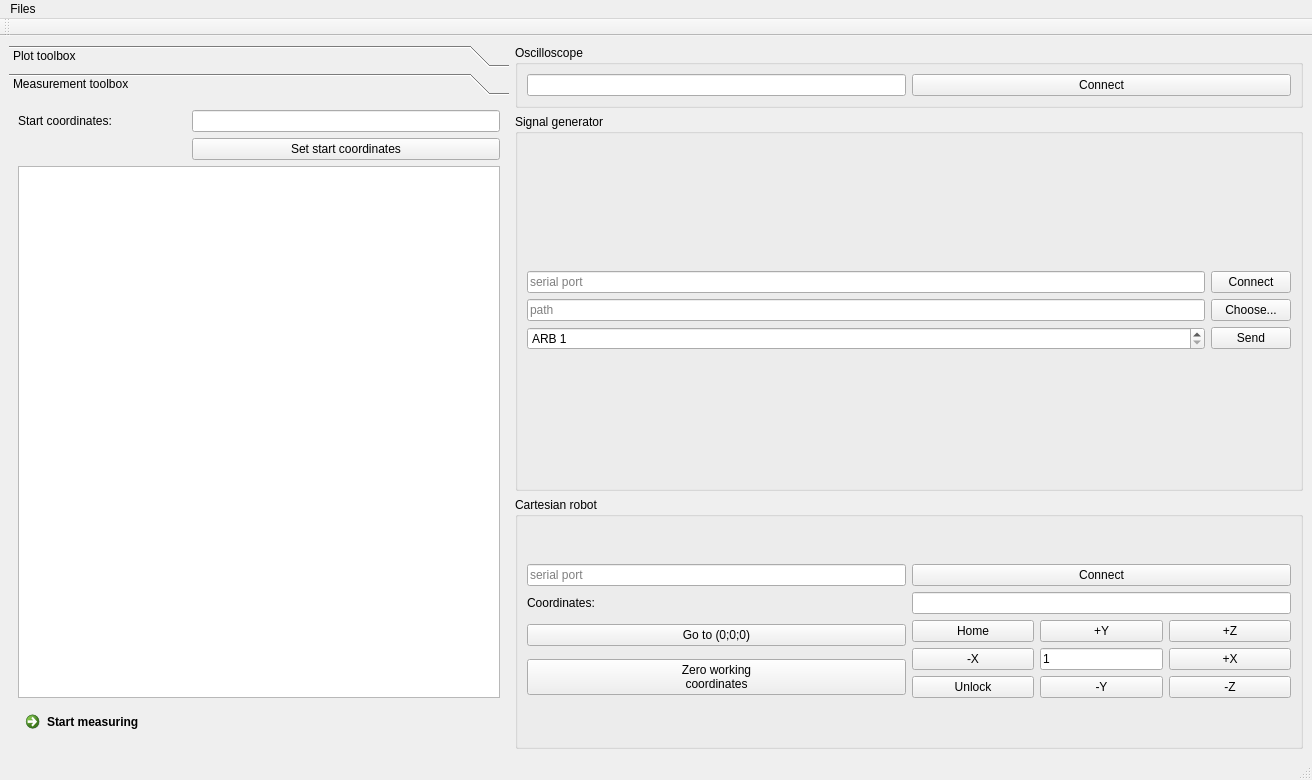
This is surfaceS/ui/mainwindow.ui in chernandezLAI/surfaceS as Qt 5 draws it before an edit. The edited form follows.
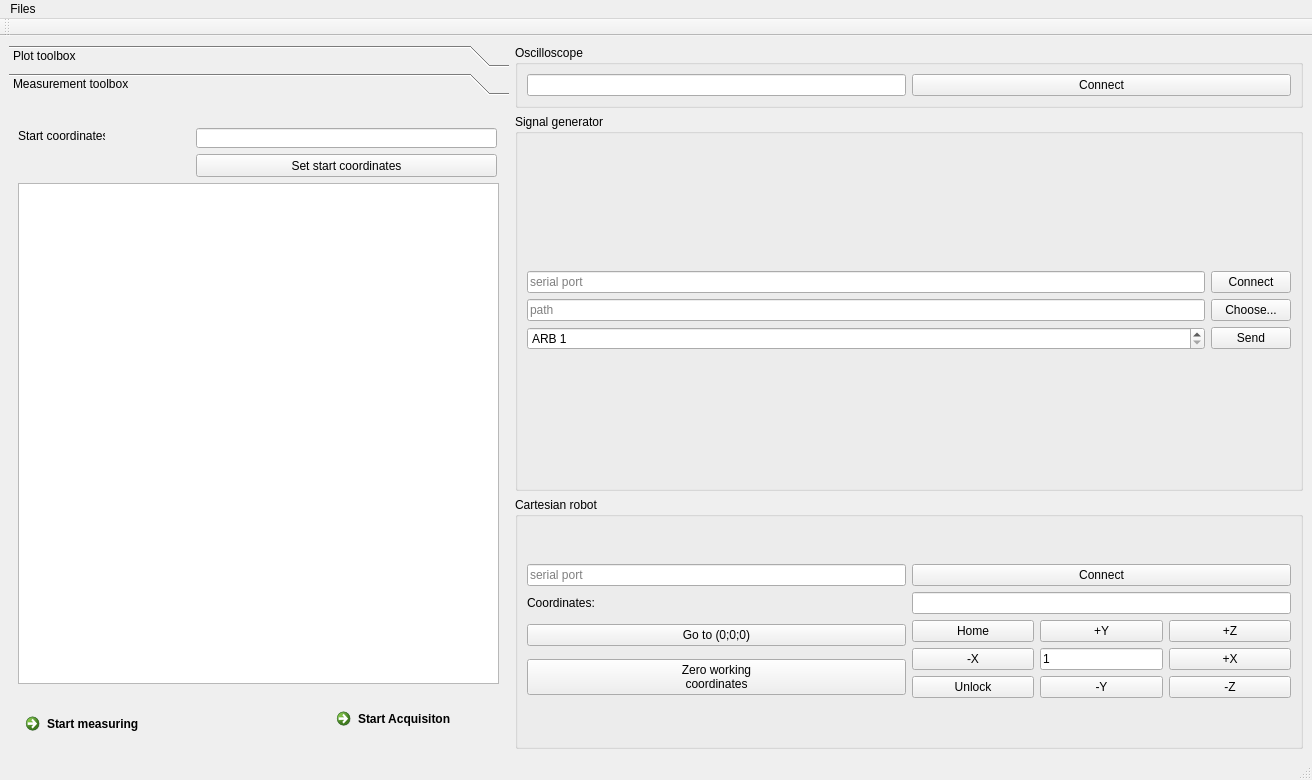
This is the edited form. The open tabs and pages were chosen to show the change.

Commit message: Added button to acquire impacts and modified GUI code

```diff
--- a/surfaceS/ui/mainwindow.ui
+++ b/surfaceS/ui/mainwindow.ui
@@ -193,16 +193,28 @@
        <attribute name="label">
         <string>Measurement toolbox</string>
        </attribute>
-       <layout class="QFormLayout" name="formLayout_3">
-        <item row="3" column="0">
          <widget class="QLabel" name="label_5">
+        <property name="geometry">
+         <rect>
+          <x>9</x>
+          <y>27</y>
+          <width>87</width>
+          <height>16</height>
+         </rect>
+        </property>
           <property name="text">
            <string>Start coordinates:</string>
           </property>
          </widget>
-        </item>
-        <item row="3" column="1">
          <widget class="QLineEdit" name="startMachineCoordinatesEdit">
+        <property name="geometry">
+         <rect>
+          <x>187</x>
+          <y>27</y>
+          <width>301</width>
+          <height>20</height>
+         </rect>
+        </property>
           <property name="sizePolicy">
            <sizepolicy hsizetype="Minimum" vsizetype="Fixed">
             <horstretch>0</horstretch>
@@ -210,16 +222,28 @@
            </sizepolicy>
           </property>
          </widget>
-        </item>
-        <item row="4" column="1">
          <widget class="QPushButton" name="setStartCoordinatesButton">
+        <property name="geometry">
+         <rect>
+          <x>187</x>
+          <y>53</y>
+          <width>301</width>
+          <height>23</height>
+         </rect>
+        </property>
           <property name="text">
            <string>Set start coordinates</string>
           </property>
          </widget>
-        </item>
-        <item row="5" column="0" colspan="2">
          <widget class="QPlainTextEdit" name="jsonFormatParameters">
+        <property name="geometry">
+         <rect>
+          <x>9</x>
+          <y>82</y>
+          <width>481</width>
+          <height>501</height>
+         </rect>
+        </property>
           <property name="sizePolicy">
            <sizepolicy hsizetype="Expanding" vsizetype="Expanding">
             <horstretch>2</horstretch>
@@ -233,15 +257,32 @@
            </size>
           </property>
          </widget>
-        </item>
-        <item row="6" column="0">
          <widget class="QCommandLinkButton" name="startMeasuringButton">
+        <property name="geometry">
+         <rect>
+          <x>9</x>
+          <y>605</y>
+          <width>172</width>
+          <height>41</height>
+         </rect>
+        </property>
           <property name="text">
            <string>Start measuring</string>
           </property>
          </widget>
-        </item>
-       </layout>
+       <widget class="QCommandLinkButton" name="startAcquiringButton">
+        <property name="geometry">
+         <rect>
+          <x>320</x>
+          <y>600</y>
+          <width>172</width>
+          <height>41</height>
+         </rect>
+        </property>
+        <property name="text">
+         <string>Start Acquisiton</string>
+        </property>
+       </widget>
       </widget>
      </widget>
     </item>
```
Left out of the diff: 158 changed lines with no effect on the pictures. Lines whose indentation alone changed are shown as unchanged. The commit also changes 2 other files.
